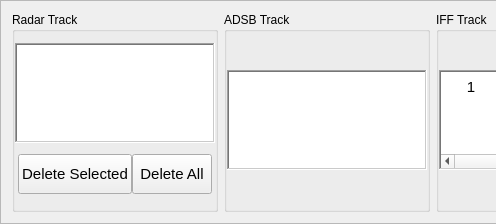
The window that RadarArhanud-2020/framebottom.ui (MiftahSalam/RadarArhanud-2020) describes before a commit, drawn with Qt 5; both pictures show x 0 to 496 and y 0 to 224 of the 953 by 224 pixel window.
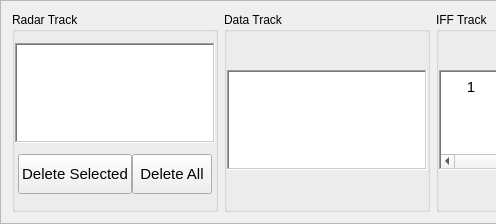
The same window after the commit.

Commit message: change ADSB text to DATA,change adsb stream channel from udp to http,change clutter adjustment procedure,calibrate map and radar display, recalculate and calibrate arpa procedure

```diff
--- a/RadarArhanud-2020/framebottom.ui
+++ b/RadarArhanud-2020/framebottom.ui
@@ -180,7 +180,7 @@
    <item>
     <widget class="QGroupBox" name="groupBox_2">
      <property name="title">
-      <string>ADSB Track</string>
+      <string>Data Track</string>
      </property>
      <layout class="QGridLayout" name="gridLayout_2">
       <property name="leftMargin">
```
The commit also changes 8 other files.
